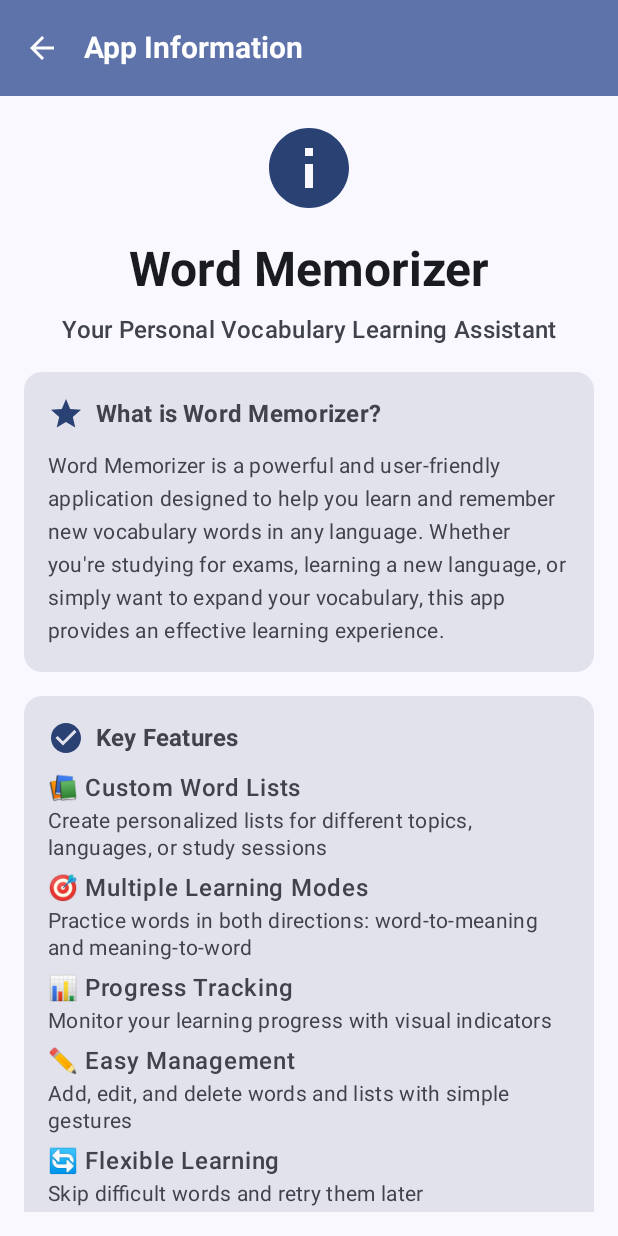
After one commit to Furkanbariss/Memorize_Words, an Android app built with Jetpack Compose: the InfoScreen screen opened through its navigation route, on a phone screen of 412 x 824 dp. The commit adds this screen. Run offline under Robolectric (Android 15) with nearby library versions, the phone set to English and light mode, and no system bars.

Commit message:
added info screen

```diff
--- a/app/src/main/java/com/furkanbarissonmezisik/memorizewords/navigation/NavGraph.kt
+++ b/app/src/main/java/com/furkanbarissonmezisik/memorizewords/navigation/NavGraph.kt
@@ -9,6 +9,7 @@ import androidx.navigation.compose.composable
 import androidx.navigation.navArgument
 import com.furkanbarissonmezisik.memorizewords.ui.screen.AddWordsScreen
 import com.furkanbarissonmezisik.memorizewords.ui.screen.HomeScreen
+import com.furkanbarissonmezisik.memorizewords.ui.screen.InfoScreen
 import com.furkanbarissonmezisik.memorizewords.ui.screen.LearnModeSelectionScreen
 import com.furkanbarissonmezisik.memorizewords.ui.screen.LearnScreen
 import com.furkanbarissonmezisik.memorizewords.ui.screen.SettingsScreen
@@ -18,6 +19,7 @@ sealed class Screen(val route: String) {
     object Home : Screen("home")
     object AddWords : Screen("add_words")
     object Settings : Screen("settings")
+    object Info : Screen("info")
     object WordList : Screen("word_list/{listId}?openAddDialog={openAddDialog}") {
         fun createRoute(listId: Long, openAddDialog: Boolean = false) = "word_list/$listId?openAddDialog=$openAddDialog"
     }
@@ -84,6 +86,14 @@ fun NavGraph(
                             popUpTo(Screen.Home.route) { saveState = true }
                         }
                     }
+                },
+                onNavigateToInfo = {
+                    if (navController.currentDestination?.route == Screen.Home.route) {
+                        navController.navigate(Screen.Info.route) {
+                            launchSingleTop = true
+                            popUpTo(Screen.Home.route) { saveState = true }
+                        }
+                    }
                 }
             )
         }
@@ -111,6 +121,16 @@ fun NavGraph(
             SettingsScreen(
                 onNavigateBack = {
                     if (navController.currentDestination?.route == Screen.Settings.route) {
+                        navController.popBackStack()
+                    }
+                }
+            )
+        }
+
+        composable(Screen.Info.route) {
+            InfoScreen(
+                onNavigateBack = {
+                    if (navController.currentDestination?.route == Screen.Info.route) {
                         navController.popBackStack()
                     }
                 }
--- a/app/src/main/java/com/furkanbarissonmezisik/memorizewords/ui/screen/HomeScreen.kt
+++ b/app/src/main/java/com/furkanbarissonmezisik/memorizewords/ui/screen/HomeScreen.kt
@@ -4,6 +4,7 @@ import androidx.compose.foundation.layout.*
 import androidx.compose.foundation.lazy.LazyColumn
 import androidx.compose.foundation.lazy.items
 import androidx.compose.material.icons.Icons
+import androidx.compose.material.icons.filled.Info
 import androidx.compose.material.icons.filled.Settings
 
 import androidx.compose.material3.*
@@ -26,6 +27,7 @@ fun HomeScreen(
     onNavigateToLearn: (Long) -> Unit,
     onNavigateToWordList: (Long) -> Unit,
     onNavigateToSettings: () -> Unit,
+    onNavigateToInfo: () -> Unit,
     viewModel: HomeViewModel = viewModel(factory = HomeViewModelFactory(LocalContext.current))
 ) {
     val wordLists by viewModel.wordLists.collectAsState()
@@ -51,6 +53,22 @@ fun HomeScreen(
                         fontWeight = FontWeight.Bold,
                         fontSize = 24.sp
                     )
+                },
+                actions = {
+                    IconButton(onClick = onNavigateToInfo) {
+                        Icon(
+                            imageVector = Icons.Default.Info,
+                            contentDescription = "Info",
+                            tint = MaterialTheme.colorScheme.onPrimaryContainer
+                        )
+                    }
+                    IconButton(onClick = onNavigateToSettings) {
+                        Icon(
+                            imageVector = Icons.Default.Settings,
+                            contentDescription = "Settings",
+                            tint = MaterialTheme.colorScheme.onPrimaryContainer
+                        )
+                    }
                 },
                 colors = TopAppBarDefaults.topAppBarColors(
                     containerColor = MaterialTheme.colorScheme.primaryContainer,
@@ -91,28 +109,7 @@ fun HomeScreen(
                 )
             }
 
-            // Settings button
-            OutlinedButton(
-                onClick = onNavigateToSettings,
-                modifier = Modifier
-                    .fillMaxWidth()
-                    .height(56.dp)
-                    .padding(bottom = 24.dp),
-                colors = ButtonDefaults.buttonColors(
-                    containerColor = MaterialTheme.colorScheme.primary
-                )
-            ) {
-                Icon(
-                    imageVector = Icons.Default.Settings,
-                    contentDescription = null,
-                    modifier = Modifier.padding(end = 8.dp)
-                )
-                Text(
-                    text = "Settings",
-                    fontSize = 18.sp,
-                    fontWeight = FontWeight.Medium
-                )
-            }
+
 
 
 
--- /dev/null
+++ b/app/src/main/java/com/furkanbarissonmezisik/memorizewords/ui/screen/InfoScreen.kt
@@ -0,0 +1,274 @@
+package com.furkanbarissonmezisik.memorizewords.ui.screen
+
+import androidx.compose.foundation.layout.*
+import androidx.compose.foundation.lazy.LazyColumn
+import androidx.compose.foundation.lazy.items
+import androidx.compose.material.icons.Icons
+import androidx.compose.material.icons.filled.ArrowBack
+import androidx.compose.material.icons.filled.Info
+import androidx.compose.material.icons.filled.Star
+import androidx.compose.material.icons.filled.CheckCircle
+import androidx.compose.material3.*
+import androidx.compose.runtime.*
+import androidx.compose.ui.Alignment
+import androidx.compose.ui.Modifier
+import androidx.compose.ui.text.font.FontWeight
+import androidx.compose.ui.text.style.TextAlign
+import androidx.compose.ui.unit.dp
+import androidx.compose.ui.unit.sp
+
+@OptIn(ExperimentalMaterial3Api::class)
+@Composable
+fun InfoScreen(
+    onNavigateBack: () -> Unit
+) {
+    Scaffold(
+        topBar = {
+            TopAppBar(
+                title = {
+                    Text(
+                        text = "App Information",
+                        fontWeight = FontWeight.Bold,
+                        fontSize = 20.sp
+                    )
+                },
+                navigationIcon = {
+                    IconButton(onClick = onNavigateBack) {
+                        Icon(
+                            imageVector = Icons.Default.ArrowBack,
+                            contentDescription = "Back"
+                        )
+                    }
+                },
+                colors = TopAppBarDefaults.topAppBarColors(
+                    containerColor = MaterialTheme.colorScheme.primaryContainer,
+                    titleContentColor = MaterialTheme.colorScheme.onPrimaryContainer,
+                    navigationIconContentColor = MaterialTheme.colorScheme.onPrimaryContainer
+                )
+            )
+        }
+    ) { paddingValues ->
+        LazyColumn(
+            modifier = Modifier
+                .fillMaxSize()
+                .padding(paddingValues)
+                .padding(16.dp),
+            verticalArrangement = Arrangement.spacedBy(16.dp)
+        ) {
+            // Header
+            item {
+                Column(
+                    horizontalAlignment = Alignment.CenterHorizontally,
+                    modifier = Modifier.fillMaxWidth()
+                ) {
+                    Icon(
+                        imageVector = Icons.Default.Info,
+                        contentDescription = null,
+                        modifier = Modifier
+                            .size(80.dp)
+                            .padding(bottom = 16.dp),
+                        tint = MaterialTheme.colorScheme.primary
+                    )
+
+                    Text(
+                        text = "Word Memorizer",
+                        style = MaterialTheme.typography.headlineLarge,
+                        fontWeight = FontWeight.Bold,
+                        textAlign = TextAlign.Center,
+                        modifier = Modifier.padding(bottom = 8.dp)
+                    )
+
+                    Text(
+                        text = "Your Personal Vocabulary Learning Assistant",
+                        style = MaterialTheme.typography.titleMedium,
+                        textAlign = TextAlign.Center,
+                        color = MaterialTheme.colorScheme.onSurfaceVariant
+                    )
+                }
+            }
+
+            // What is Word Memorizer?
+            item {
+                Card(
+                    colors = CardDefaults.cardColors(
+                        containerColor = MaterialTheme.colorScheme.surfaceVariant
+                    )
+                ) {
+                    Column(
+                        modifier = Modifier
+                            .fillMaxWidth()
+                            .padding(16.dp)
+                    ) {
+                        Row(
+                            verticalAlignment = Alignment.CenterVertically,
+                            modifier = Modifier.padding(bottom = 12.dp)
+                        ) {
+                            Icon(
+                                imageVector = Icons.Default.Star,
+                                contentDescription = null,
+                                tint = MaterialTheme.colorScheme.primary,
+                                modifier = Modifier.padding(end = 8.dp)
+                            )
+                            Text(
+                                text = "What is Word Memorizer?",
+                                style = MaterialTheme.typography.titleMedium,
+                                fontWeight = FontWeight.Bold
+                            )
+                        }
+
+                        Text(
+                            text = "Word Memorizer is a powerful and user-friendly application designed to help you learn and remember new vocabulary words in any language. Whether you're studying for exams, learning a new language, or simply want to expand your vocabulary, this app provides an effective learning experience.",
+                            style = MaterialTheme.typography.bodyMedium,
+                            lineHeight = 22.sp
+                        )
+                    }
+                }
+            }
+
+            // Key Features
+            item {
+                Card(
+                    colors = CardDefaults.cardColors(
+                        containerColor = MaterialTheme.colorScheme.surfaceVariant
+                    )
+                ) {
+                    Column(
+                        modifier = Modifier
+                            .fillMaxWidth()
+                            .padding(16.dp)
+                    ) {
+                        Row(
+                            verticalAlignment = Alignment.CenterVertically,
+                            modifier = Modifier.padding(bottom = 12.dp)
+                        ) {
+                            Icon(
+                                imageVector = Icons.Default.CheckCircle,
+                                contentDescription = null,
+                                tint = MaterialTheme.colorScheme.primary,
+                                modifier = Modifier.padding(end = 8.dp)
+                            )
+                            Text(
+                                text = "Key Features",
+                                style = MaterialTheme.typography.titleMedium,
+                                fontWeight = FontWeight.Bold
+                            )
+                        }
+
+                        Column(
+                            verticalArrangement = Arrangement.spacedBy(8.dp)
+                        ) {
+                            FeatureItem("📚 Custom Word Lists", "Create personalized lists for different topics, languages, or study sessions")
+                            FeatureItem("🎯 Multiple Learning Modes", "Practice words in both directions: word-to-meaning and meaning-to-word")
+                            FeatureItem("📊 Progress Tracking", "Monitor your learning progress with visual indicators")
+                            FeatureItem("✏️ Easy Management", "Add, edit, and delete words and lists with simple gestures")
+                            FeatureItem("🔄 Flexible Learning", "Skip difficult words and retry them later")
+                            FeatureItem("💾 Local Storage", "All your data is stored locally on your device")
+                        }
+                    }
+                }
+            }
+
+            // How to Use
+            item {
+                Card(
+                    colors = CardDefaults.cardColors(
+                        containerColor = MaterialTheme.colorScheme.surfaceVariant
+                    )
+                ) {
+                    Column(
+                        modifier = Modifier
+                            .fillMaxWidth()
+                            .padding(16.dp)
+                    ) {
+                        Text(
+                            text = "How to Use",
+                            style = MaterialTheme.typography.titleMedium,
+                            fontWeight = FontWeight.Bold,
+                            modifier = Modifier.padding(bottom = 12.dp)
+                        )
+
+                        Column(
+                            verticalArrangement = Arrangement.spacedBy(12.dp)
+                        ) {
+                            StepItem("1", "Create a new word list and give it a meaningful name")
+                            StepItem("2", "Add words to your list with their meanings or translations")
+                            StepItem("3", "Choose a learning mode and start practicing")
+                            StepItem("4", "Review your progress and continue learning")
+                            StepItem("5", "Edit or delete words and lists as needed")
+                        }
+                    }
+                }
+            }
+
+            // Tips for Effective Learning
+            item {
+                Card(
+                    colors = CardDefaults.cardColors(
+                        containerColor = MaterialTheme.colorScheme.surfaceVariant
+                    )
+                ) {
+                    Column(
+                        modifier = Modifier
+                            .fillMaxWidth()
+                            .padding(16.dp)
+                    ) {
+                        Text(
+                            text = "Tips for Effective Learning",
+                            style = MaterialTheme.typography.titleMedium,
+                            fontWeight = FontWeight.Bold,
+                            modifier = Modifier.padding(bottom = 12.dp)
+                        )
+
+                        Text(
+                            text = "• Study regularly, even if just for a few minutes each day\n• Use both learning modes to strengthen your memory\n• Don't worry about mistakes - they're part of learning\n• Review completed lists periodically to maintain retention\n• Create themed lists for better organization",
+                            style = MaterialTheme.typography.bodyMedium,
+                            lineHeight = 22.sp
+                        )
+                    }
+                }
+            }
+
+        }
+    }
+}
+
+@Composable
+private fun FeatureItem(title: String, description: String) {
+    Column(
+        modifier = Modifier.fillMaxWidth()
+    ) {
+        Text(
+            text = title,
+            style = MaterialTheme.typography.bodyLarge,
+            fontWeight = FontWeight.Medium,
+            modifier = Modifier.padding(bottom = 4.dp)
+        )
+        Text(
+            text = description,
+            style = MaterialTheme.typography.bodyMedium,
+            color = MaterialTheme.colorScheme.onSurfaceVariant,
+            lineHeight = 18.sp
+        )
+    }
+}
+
+@Composable
+private fun StepItem(number: String, description: String) {
+    Row(
+        verticalAlignment = Alignment.Top
+    ) {
+        Text(
+            text = number,
+            style = MaterialTheme.typography.titleMedium,
+            fontWeight = FontWeight.Bold,
+            color = MaterialTheme.colorScheme.primary,
+            modifier = Modifier.padding(end = 12.dp)
+        )
+        Text(
+            text = description,
+            style = MaterialTheme.typography.bodyMedium,
+            modifier = Modifier.weight(1f),
+            lineHeight = 20.sp
+        )
+    }
+}
--- a/app/src/main/java/com/furkanbarissonmezisik/memorizewords/ui/screen/SettingsScreen.kt
+++ b/app/src/main/java/com/furkanbarissonmezisik/memorizewords/ui/screen/SettingsScreen.kt
@@ -37,6 +37,7 @@ fun SettingsScreen(
                         fontSize = 20.sp
                     )
                 },
+
                 navigationIcon = {
                     IconButton(onClick = onNavigateBack) {
                         Icon(
```
